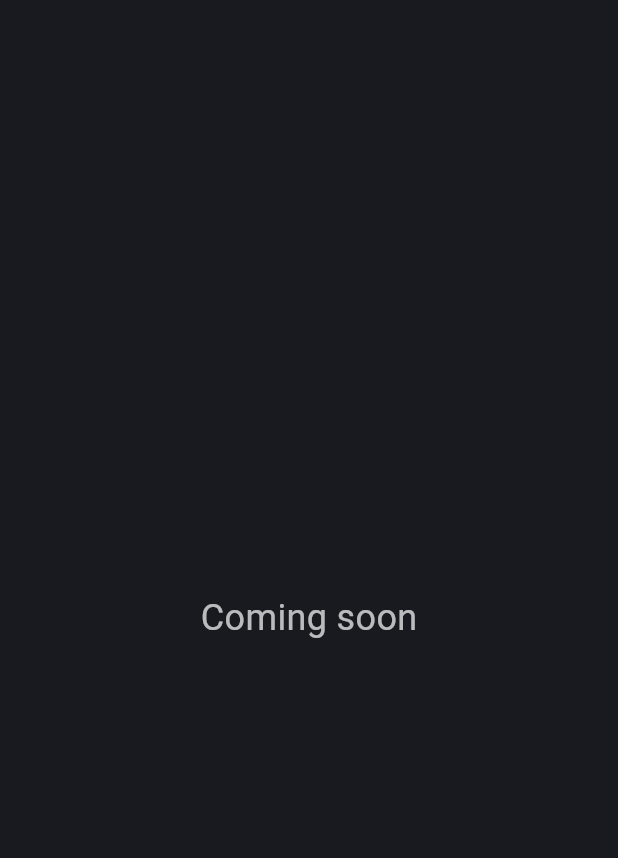
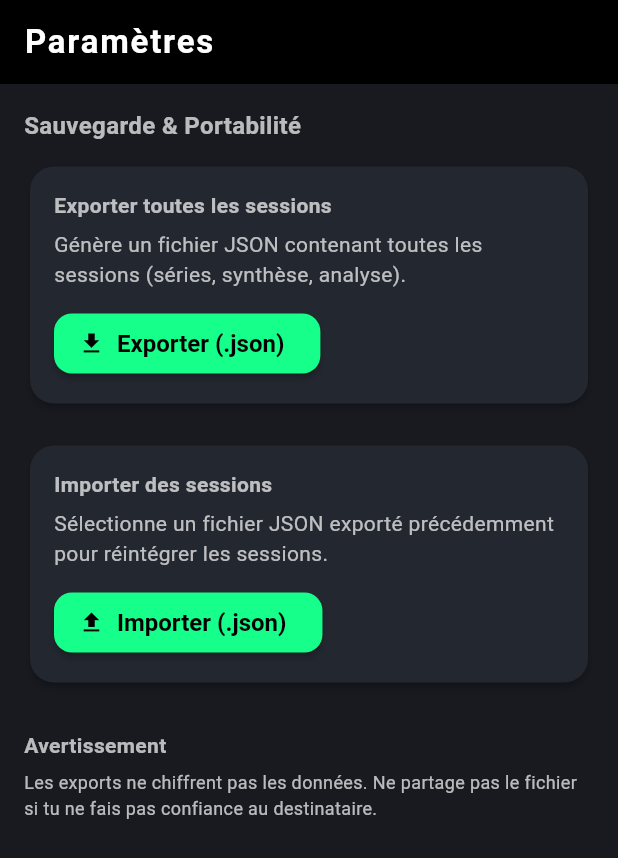
Before and after one commit to clementseguy/FFTir-MyCoach, a Flutter app: the SettingsScreen screen opened directly, on a phone screen of 412 x 824 dp. Shown: the top 858 px of the screen. Run offline on Flutter 3.47's test engine with Material 3 defaults, Android fonts, the phone set to English and light mode, and no system bars; our stand-ins replace file_picker, fl_chart, flutter_markdown, hive, hive_flutter, share_plus and 2 more; accounts and stored records are empty.

Commit message:
feat(settings): export/import JSON des sessions (backup service, UI paramètres)

```diff
--- a/lib/main.dart
+++ b/lib/main.dart
@@ -6,6 +6,11 @@ import 'data/local_db_hive.dart';
 import 'screens/home_screen.dart';
 import 'screens/sessions_history_screen.dart';
 import 'screens/create_session_screen.dart';
+import 'services/backup_service.dart';
+import 'services/session_service.dart';
+import 'package:file_picker/file_picker.dart';
+import 'package:share_plus/share_plus.dart';
+import 'dart:io';
 
 // Pages vides pour Coach, Exercices et Paramètres
 class CoachScreen extends StatelessWidget {
@@ -29,8 +34,93 @@ class ExercicesScreen extends StatelessWidget {
 class SettingsScreen extends StatelessWidget {
   @override
   Widget build(BuildContext context) {
+    final backup = BackupService();
+    final sessionService = SessionService();
     return Scaffold(
-      body: Center(child: Text('Coming soon', style: TextStyle(fontSize: 24))),
+      appBar: AppBar(title: Text('Paramètres')),
+      body: ListView(
+        padding: const EdgeInsets.fromLTRB(16, 16, 16, 32),
+        children: [
+          Text('Sauvegarde & Portabilité', style: TextStyle(fontSize: 16, fontWeight: FontWeight.w600)),
+          SizedBox(height: 12),
+          Card(
+            child: Padding(
+              padding: const EdgeInsets.all(16.0),
+              child: Column(
+                crossAxisAlignment: CrossAxisAlignment.start,
+                children: [
+                  Text('Exporter toutes les sessions', style: TextStyle(fontWeight: FontWeight.w600)),
+                  SizedBox(height: 6),
+                  Text('Génère un fichier JSON contenant toutes les sessions (séries, synthèse, analyse).'),
+                  SizedBox(height: 12),
+                  ElevatedButton.icon(
+                    icon: Icon(Icons.file_download),
+                    label: Text('Exporter (.json)'),
+                    onPressed: () async {
+                      try {
+                        final file = await backup.exportAllSessionsToJsonFile();
+                        await Share.shareXFiles([XFile(file.path)], text: 'Export sessions MyCoach');
+                      } catch (e) {
+                        if (context.mounted) {
+                          ScaffoldMessenger.of(context).showSnackBar(SnackBar(content: Text('Erreur export: $e')));
+                        }
+                      }
+                    },
+                  ),
+                ],
+              ),
+            ),
+          ),
+          SizedBox(height: 20),
+          Card(
+            child: Padding(
+              padding: const EdgeInsets.all(16.0),
+              child: Column(
+                crossAxisAlignment: CrossAxisAlignment.start,
+                children: [
+                  Text('Importer des sessions', style: TextStyle(fontWeight: FontWeight.w600)),
+                  SizedBox(height: 6),
+                  Text('Sélectionne un fichier JSON exporté précédemment pour réintégrer les sessions.'),
+                  SizedBox(height: 12),
+                  ElevatedButton.icon(
+                    icon: Icon(Icons.file_upload),
+                    label: Text('Importer (.json)'),
+                    onPressed: () async {
+                      try {
+                        final result = await FilePicker.platform.pickFiles(
+                          type: FileType.custom,
+                          allowedExtensions: ['json'],
+                        );
+                        if (result == null || result.files.isEmpty) return;
+                        final path = result.files.single.path;
+                        if (path == null) return;
+                        final content = await File(path).readAsString();
+                        final imported = await backup.importSessionsFromJson(content);
+                        final total = (await sessionService.getAllSessions()).length;
+                        if (context.mounted) {
+                          ScaffoldMessenger.of(context).showSnackBar(
+                            SnackBar(content: Text('$imported sessions importées. Total: $total')),
+                          );
+                        }
+                      } catch (e) {
+                        if (context.mounted) {
+                          ScaffoldMessenger.of(context).showSnackBar(
+                            SnackBar(content: Text('Erreur import: $e')),
+                          );
+                        }
+                      }
+                    },
+                  ),
+                ],
+              ),
+            ),
+          ),
+          SizedBox(height: 28),
+          Text('Avertissement', style: TextStyle(fontSize: 14, fontWeight: FontWeight.w600)),
+          SizedBox(height: 6),
+          Text('Les exports ne chiffrent pas les données. Ne partage pas le fichier si tu ne fais pas confiance au destinataire.' , style: TextStyle(fontSize: 12, color: Colors.white70)),
+        ],
+      ),
     );
   }
 }
--- /dev/null
+++ b/lib/services/backup_service.dart
@@ -0,0 +1,71 @@
+import 'dart:convert';
+import 'package:path_provider/path_provider.dart';
+import 'dart:io';
+import '../models/shooting_session.dart';
+import '../services/session_service.dart';
+
+/// Service pour exporter / importer toutes les sessions sous forme JSON plat
+/// Structure de fichier:
+/// {
+///   "format": "mycoach-sessions",
+///   "version": 1,
+///   "exported_at": "2025-09-27T12:00:00Z",
+///   "count": N,
+///   "sessions": [ { sessionMap... }, ... ]
+/// }
+class BackupService {
+  final SessionService _sessionService = SessionService();
+
+  Future<File> exportAllSessionsToJsonFile() async {
+    final sessions = await _sessionService.getAllSessions();
+    final data = {
+      'format': 'mycoach-sessions',
+      'version': 1,
+      'exported_at': DateTime.now().toUtc().toIso8601String(),
+      'count': sessions.length,
+      'sessions': sessions.map((s) => s.toMap()).toList(),
+    };
+    final jsonString = const JsonEncoder.withIndent('  ').convert(data);
+    final dir = await getTemporaryDirectory();
+    final file = File('${dir.path}/sessions_export_${DateTime.now().millisecondsSinceEpoch}.json');
+    await file.writeAsString(jsonString);
+    return file;
+  }
+
+  /// Importe les sessions depuis une chaîne JSON.
+  /// - Les IDs existants sont ignorés pour éviter collisions: on remet id=null (laisser DB attribuer / conserver logique actuelle)
+  /// - Retourne le nombre de sessions importées.
+  Future<int> importSessionsFromJson(String jsonContent) async {
+    final decoded = json.decode(jsonContent);
+    if (decoded is! Map<String, dynamic>) {
+      throw FormatException('Fichier invalide (structure racine).');
+    }
+    if (decoded['format'] != 'mycoach-sessions') {
+      throw FormatException('Format non reconnu.');
+    }
+    final sessionsRaw = decoded['sessions'];
+    if (sessionsRaw is! List) {
+      throw FormatException('Section sessions manquante.');
+    }
+    int imported = 0;
+    for (final item in sessionsRaw) {
+      if (item is! Map) continue;
+  final map = Map<String, dynamic>.from(item);
+      // Forcer id null pour éviter écrasement
+      map['id'] = null;
+      // Normaliser séries si besoin
+      if (map['series'] is List) {
+        map['series'] = (map['series'] as List).map((e) => e is Map ? Map<String,dynamic>.from(e) : e).toList();
+      }
+      try {
+        final session = ShootingSession.fromMap(map);
+        // (session.series déjà instanciées)
+        await _sessionService.addSession(session);
+        imported++;
+      } catch (_) {
+        // ignorer session invalide
+      }
+    }
+    return imported;
+  }
+}
--- a/pubspec.yaml
+++ b/pubspec.yaml
@@ -22,6 +22,8 @@ dependencies:
   http: ^1.5.0
   flutter_markdown: ^0.7.7+1
   yaml: ^3.1.3
+  file_picker: ^8.0.0
+  share_plus: ^7.2.0
 
 dev_dependencies:
   flutter_test:
```
